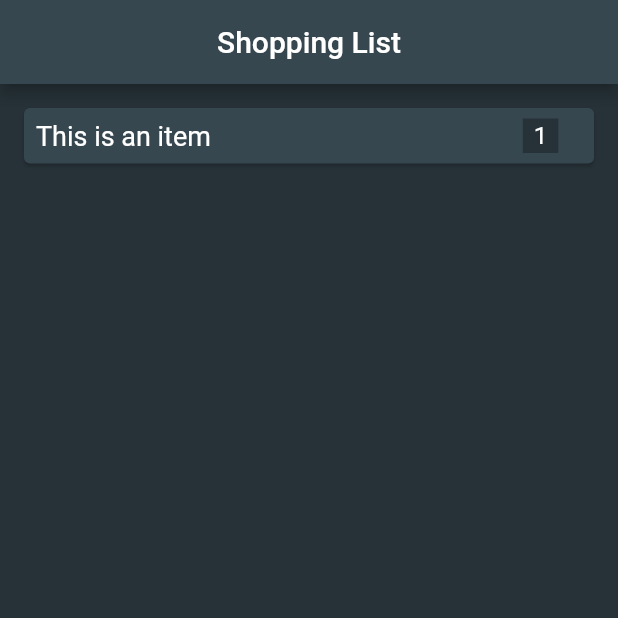
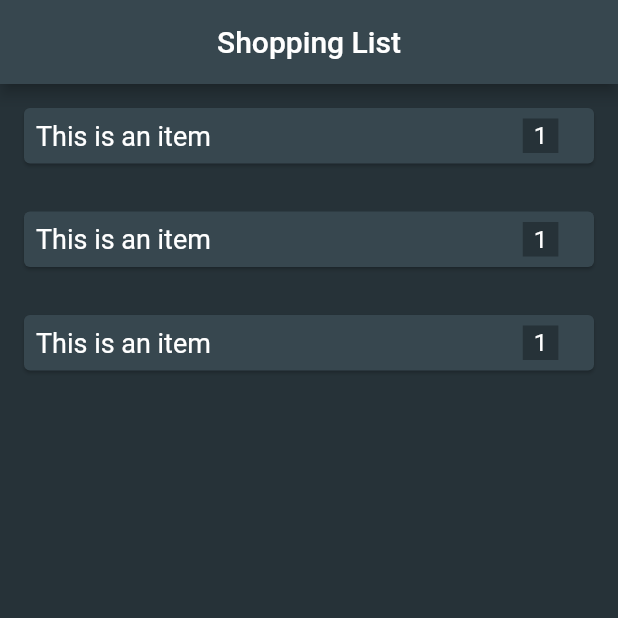
Before and after one commit to Hydraux/lists, a Flutter app: the screen it shows after launch, on a phone screen of 412 x 824 dp, the top half of it. Run offline on Flutter 3.47's test engine with Material 2 defaults, Android fonts, the phone set to English and light mode, and no system bars.

Commit message:
post-ListView

```diff
--- a/lib/item_card.dart
+++ b/lib/item_card.dart
@@ -8,8 +8,21 @@ class ItemCard extends StatelessWidget {
 
   @override
   Widget build(BuildContext context) {
-    return Center(
-      child: Card(
+    return itemCard(item: item);
+  }
+}
+
+class itemCard extends StatelessWidget {
+  const itemCard({
+    Key? key,
+    required this.item,
+  }) : super(key: key);
+
+  final Item? item;
+
+  @override
+  Widget build(BuildContext context) {
+    return Card(
       color: Colors.blueGrey[800],
       margin: EdgeInsets.fromLTRB(16.0, 16.0, 16.0, 16.0),
       child: Row(
@@ -51,7 +64,6 @@ class ItemCard extends StatelessWidget {
           new Spacer(),
         ],
       )
-      ),
     );
   }
 }
--- a/lib/main.dart
+++ b/lib/main.dart
@@ -1,24 +1,12 @@
 import 'package:flutter/material.dart';
-import 'Item.dart';
-import 'item_card.dart';
+import 'shopping_list.dart';
+
 
 void main() => runApp(MaterialApp(
-  home: ShoppingList(),
+  home: MyApp(),
 ));
 
-
-class ShoppingList extends StatefulWidget {
-  @override
-  _ShoppingListState createState() => _ShoppingListState();
-}
-
-class _ShoppingListState extends State<ShoppingList> {
-
-  List<Item> shoppingList = [
-    Item(name: 'This is an item', quantity: 1),
-  ];
-
-
+class MyApp extends StatelessWidget {
   @override
   Widget build(BuildContext context) {
     return Scaffold(
@@ -27,9 +15,7 @@ class _ShoppingListState extends State<ShoppingList> {
         backgroundColor: Colors.blueGrey[800],
         title: Center(child: Text('Shopping List')),
         ),
-      body: Column(
-        children: shoppingList.map((item) => ItemCard(item: item)).toList(),
-        )
+      body: ShoppingList(),
 
     );
   }
--- /dev/null
+++ b/lib/shopping_list.dart
@@ -0,0 +1,42 @@
+import 'package:flutter/material.dart';
+import 'Item.dart';
+import 'item_card.dart';
+
+
+class ShoppingList extends StatefulWidget {
+  @override
+  _ShoppingListState createState() => _ShoppingListState();
+}
+
+class _ShoppingListState extends State<ShoppingList> {
+
+  List<Item> shoppingList = [
+    Item(name: 'This is an item', quantity: 1),
+    Item(name: 'This is an item', quantity: 1),
+    Item(name: 'This is an item', quantity: 1),
+  ];
+
+
+
+  @override
+  Widget build(BuildContext context) {
+    return ListView.builder(
+        itemCount: shoppingList.length,
+        itemBuilder: (context, index){
+          final item = shoppingList[index];
+          return Dismissible(
+            key: Key(item.toString()),
+            onDismissed: (direction){
+              setState((){
+                shoppingList.removeAt(index);
+              });
+            },
+            child: itemCard(
+              item: shoppingList[index],
+            ),
+
+            );
+        }
+        );
+  }
+}
```
Lines whose indentation alone changed are shown as unchanged.
